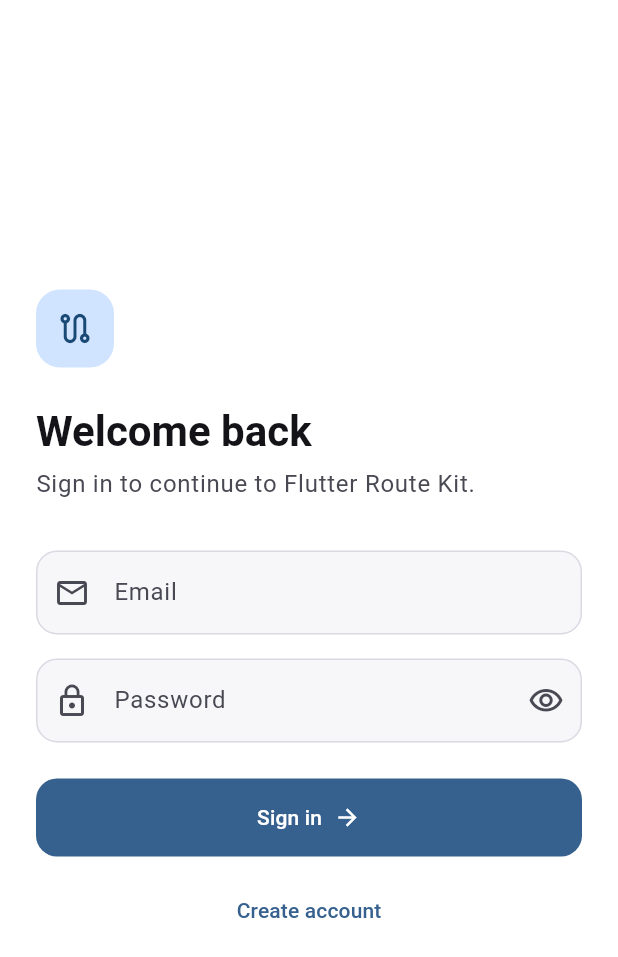
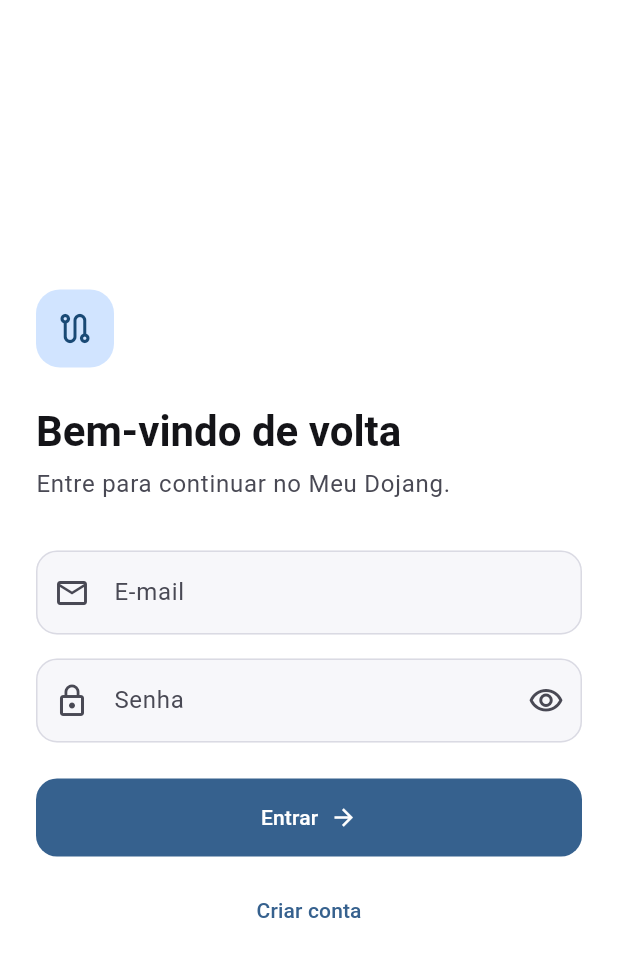
Before and after one commit to carlosxfelipe/meu-dojang, a Flutter app: the screen it shows after launch, on a phone screen of 412 x 824 dp. Shown: the top 957 px of the screen. Run offline on Flutter 3.47's test engine with Material 3 defaults, Android fonts, the phone set to English and light mode, and no system bars; our stand-ins replace go_router, material_ui.

Commit message:
refactor: localize app text and update dojang branding and locations

```diff
--- a/lib/main.dart
+++ b/lib/main.dart
@@ -43,7 +43,7 @@ class _MyAppState extends State<MyApp> {
   @override
   Widget build(BuildContext context) {
     return MaterialApp.router(
-      title: 'Flutter Route Kit',
+      title: 'Meu Dojang',
       debugShowCheckedModeBanner: false,
       themeMode: ThemeMode.system,
       theme: AppTheme.light(),
--- a/lib/screens/classes_screen.dart
+++ b/lib/screens/classes_screen.dart
@@ -37,7 +37,7 @@ class ClassesScreen extends StatelessWidget {
                   child: const AppListCard(
                     icon: Icons.add_circle_outline,
                     title: 'Criar nova turma',
-                    subtitle: 'Definir horário, tatame e instrutor responsável',
+                    subtitle: 'Definir horário, local e instrutor responsável',
                   ),
                 ),
                 const AppListCard(
@@ -54,7 +54,7 @@ class ClassesScreen extends StatelessWidget {
                 const AppListCard(
                   icon: Icons.schedule_outlined,
                   title: 'Seg, Qua e Sex • 19:00 - 20:00',
-                  subtitle: 'Juvenil e Adulto • Tatame 1',
+                  subtitle: 'Juvenil e Adulto • Inside Park',
                 ),
                 const AppListCard(
                   icon: Icons.check_circle_outline,
--- a/lib/screens/login_screen.dart
+++ b/lib/screens/login_screen.dart
@@ -55,18 +55,18 @@ class _LoginScreenState extends State<LoginScreen> {
     final shouldDiscard = await showDialog<bool>(
       context: context,
       builder: (context) => AlertDialog.adaptive(
-        title: const Text('Discard credentials?'),
+        title: const Text('Descartar credenciais?'),
         content: const Text(
-          'You have unsaved input. Do you want to clear the form?',
+          'Você tem dados não salvos. Deseja limpar o formulário?',
         ),
         actions: [
           TextButton(
             onPressed: () => Navigator.of(context).pop(false),
-            child: const Text('Cancel'),
+            child: const Text('Cancelar'),
           ),
           TextButton(
             onPressed: () => Navigator.of(context).pop(true),
-            child: const Text('Discard'),
+            child: const Text('Descartar'),
           ),
         ],
       ),
@@ -99,14 +99,14 @@ class _LoginScreenState extends State<LoginScreen> {
                       const SizedBox(height: 32),
                       AppTextField(
                         controller: _emailController,
-                        label: 'Email',
+                        label: 'E-mail',
                         prefixIcon: Icons.email_outlined,
                         keyboardType: TextInputType.emailAddress,
                         textInputAction: TextInputAction.next,
                         autofillHints: const [AutofillHints.email],
                         validator: (value) {
                           if (value == null || value.trim().isEmpty) {
-                            return 'Please enter your email';
+                            return 'Informe seu e-mail';
                           }
                           return null;
                         },
@@ -114,7 +114,7 @@ class _LoginScreenState extends State<LoginScreen> {
                       const SizedBox(height: 16),
                       AppTextField(
                         controller: _passwordController,
-                        label: 'Password',
+                        label: 'Senha',
                         prefixIcon: Icons.lock_outline,
                         obscureText: true,
                         enableVisibilityToggle: true,
@@ -123,14 +123,14 @@ class _LoginScreenState extends State<LoginScreen> {
                         onFieldSubmitted: (_) => _submit(),
                         validator: (value) {
                           if (value == null || value.isEmpty) {
-                            return 'Please enter your password';
+                            return 'Informe sua senha';
                           }
                           return null;
                         },
                       ),
                       const SizedBox(height: 24),
                       AppButton(
-                        label: 'Sign in',
+                        label: 'Entrar',
                         rightIcon: Icons.arrow_forward,
                         fullWidth: true,
                         height: 52,
@@ -138,7 +138,7 @@ class _LoginScreenState extends State<LoginScreen> {
                       ),
                       const SizedBox(height: 12),
                       AppButton(
-                        label: 'Create account',
+                        label: 'Criar conta',
                         variant: AppButtonVariant.text,
                         fullWidth: true,
                         onPressed: widget.onSignUp ?? () {},
@@ -181,14 +181,14 @@ class _LoginHeader extends StatelessWidget {
         ),
         const SizedBox(height: 24),
         Text(
-          'Welcome back',
+          'Bem-vindo de volta',
           style: textTheme.headlineMedium?.copyWith(
             fontWeight: FontWeight.w600,
           ),
         ),
         const SizedBox(height: 6),
         Text(
-          'Sign in to continue to Flutter Route Kit.',
+          'Entre para continuar no Meu Dojang.',
           style: textTheme.bodyLarge?.copyWith(
             color: colorScheme.onSurfaceVariant,
           ),
--- a/lib/widgets/app_bottom_sheet.dart
+++ b/lib/widgets/app_bottom_sheet.dart
@@ -60,7 +60,7 @@ class _AppBottomSheetBody extends StatelessWidget {
                     ),
                     IconButton(
                       onPressed: () => Navigator.of(context).pop(),
-                      tooltip: 'Close',
+                      tooltip: 'Fechar',
                       icon: const Icon(Icons.close),
                     ),
                   ],
--- a/lib/widgets/app_search_header.dart
+++ b/lib/widgets/app_search_header.dart
@@ -6,7 +6,7 @@ class AppSearchHeader extends StatefulWidget implements PreferredSizeWidget {
   const AppSearchHeader({
     super.key,
     this.controller,
-    this.hintText = 'Search...',
+    this.hintText = 'Buscar...',
     this.onChanged,
     this.onSubmitted,
     this.onClear,
@@ -122,7 +122,7 @@ class _AppSearchHeaderState extends State<AppSearchHeader> {
           if (_controller.text.isNotEmpty)
             IconButton(
               onPressed: _handleClear,
-              tooltip: 'Clear',
+              tooltip: 'Limpar',
               icon: const Icon(Icons.close),
             ),
         ],
```
Also changed, not shown: lib/screens/finance_screen.dart (+3 -21 lines), lib/screens/home_screen.dart (+20 -9 lines).
